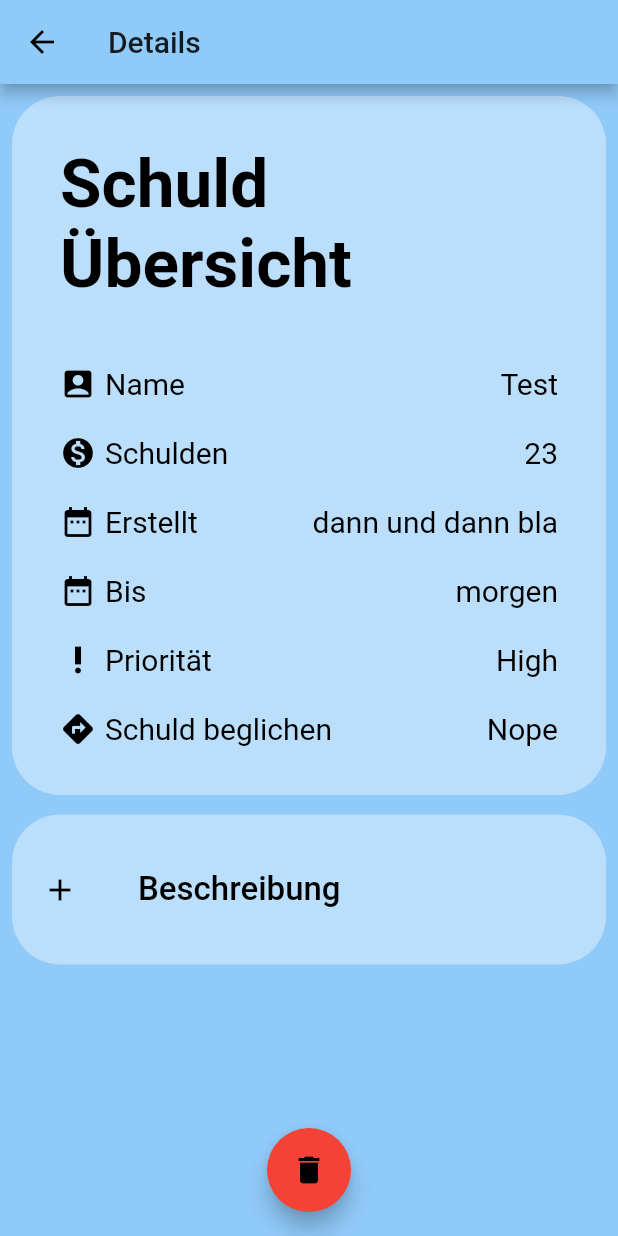
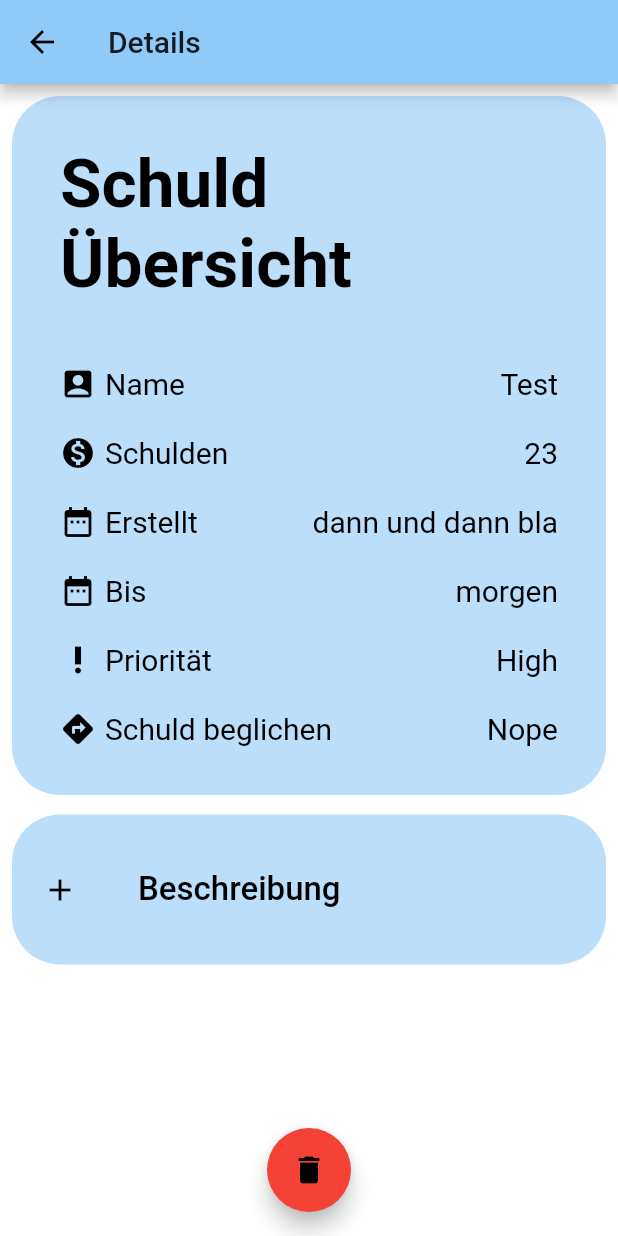
Before and after one commit to CaptainWeasle/Projekt-B-2.0, a Flutter app: the DetailedPage screen opened by its route, on a phone screen of 412 x 824 dp. Run offline on Flutter 3.47's test engine with Material 2 defaults, Android fonts, the phone set to English and light mode, and no system bars; our stand-ins replace datetime_picker_formfield, sqflite; accounts and stored records are empty; Roboto replaces fonts that are missing (Hind, Montserrat).

Commit message:
add Farbe change

```diff
--- a/project_b/lib/src/pages/detailedPage.dart
+++ b/project_b/lib/src/pages/detailedPage.dart
@@ -26,7 +26,7 @@ class DetailedPageState extends State<DetailedPage> {
         child: Icon(Icons.delete),
         backgroundColor: Colors.red,
       ),
-      backgroundColor: Colors.blue[200],
+      backgroundColor: Colors.white,
       body: Column(
         children: <Widget>[
           Padding(
--- a/project_b/lib/src/pages/homePage.dart
+++ b/project_b/lib/src/pages/homePage.dart
@@ -540,7 +540,7 @@ class HomePageState extends State<HomePage> {
     }
 
     return Scaffold(
-      backgroundColor: Colors.blue[200],
+      backgroundColor: Colors.white,
       appBar: AppBar(
         title: Text("Debt Collector 2.0"),
         actions: <Widget>[
```
